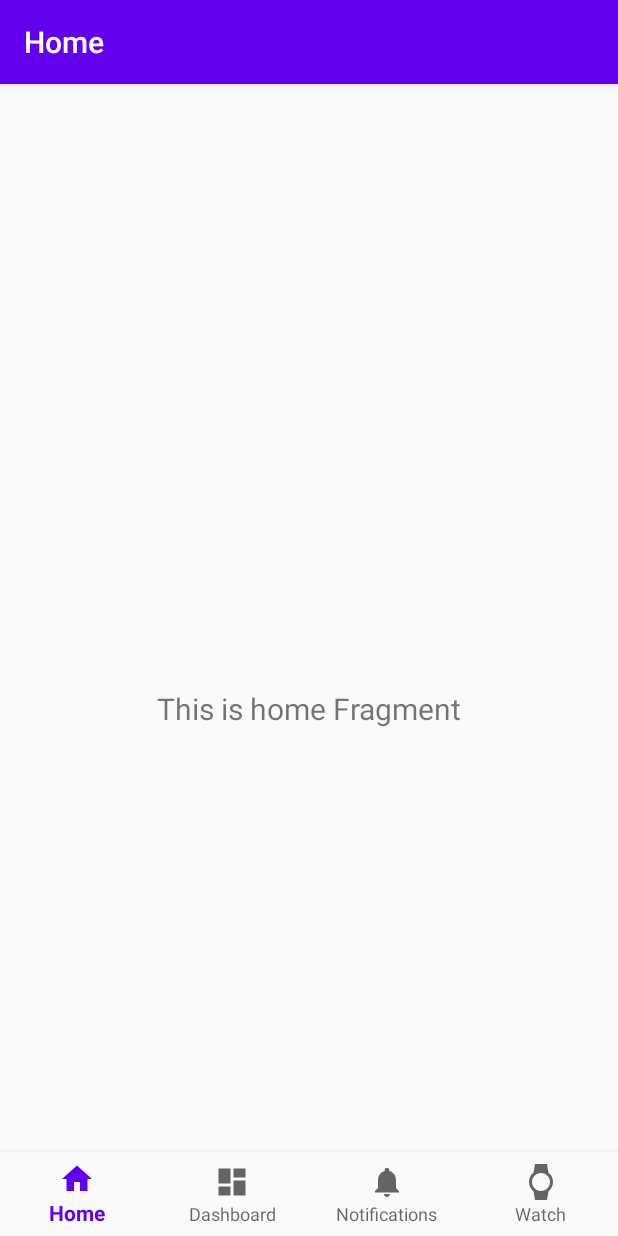
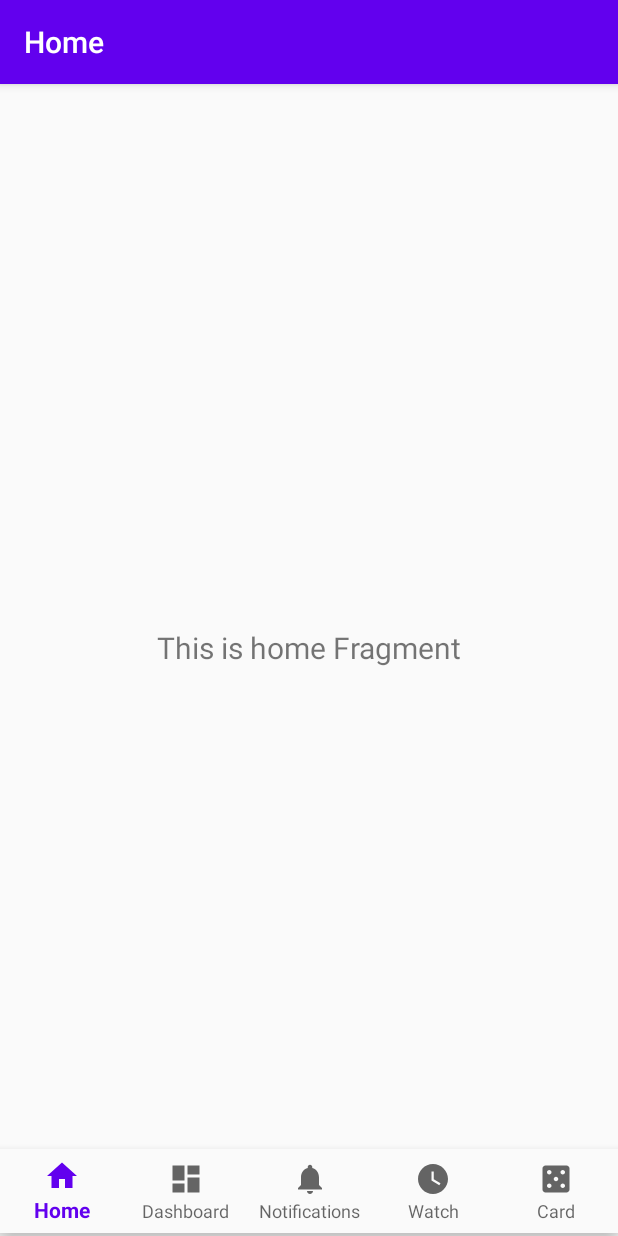
Before and after one commit to zhangerhh/Android, an Android app: the screen it shows after launch (MainActivity), on a phone screen of 412 x 824 dp. Run offline under Robolectric (Android 15) with nearby library versions, the phone set to English and light mode, and no system bars; our stand-ins replace navigation-ui.

Commit message:
第三次提交

```diff
--- a/MyApplication_final/app/src/main/java/com/example/myapplication_final/MainActivity.kt
+++ b/MyApplication_final/app/src/main/java/com/example/myapplication_final/MainActivity.kt
@@ -19,7 +19,7 @@ class MainActivity : AppCompatActivity() {
         // Passing each menu ID as a set of Ids because each
         // menu should be considered as top level destinations.
         val appBarConfiguration = AppBarConfiguration(setOf(
-                R.id.navigation_home, R.id.navigation_dashboard, R.id.navigation_notifications,R.id.navigation_watch))
+                R.id.navigation_home, R.id.navigation_dashboard, R.id.navigation_notifications,R.id.navigation_watch,R.id.navigation_card))
         setupActionBarWithNavController(navController, appBarConfiguration)
         navView.setupWithNavController(navController)
     }
--- /dev/null
+++ b/MyApplication_final/app/src/main/res/drawable/ic_baseline_casino_24.xml
@@ -0,0 +1,10 @@
+<vector xmlns:android="http://schemas.android.com/apk/res/android"
+    android:width="24dp"
+    android:height="24dp"
+    android:viewportWidth="24"
+    android:viewportHeight="24"
+    android:tint="?attr/colorControlNormal">
+  <path
+      android:fillColor="@android:color/white"
+      android:pathData="M19,3L5,3c-1.1,0 -2,0.9 -2,2v14c0,1.1 0.9,2 2,2h14c1.1,0 2,-0.9 2,-2L21,5c0,-1.1 -0.9,-2 -2,-2zM7.5,18c-0.83,0 -1.5,-0.67 -1.5,-1.5S6.67,15 7.5,15s1.5,0.67 1.5,1.5S8.33,18 7.5,18zM7.5,9C6.67,9 6,8.33 6,7.5S6.67,6 7.5,6 9,6.67 9,7.5 8.33,9 7.5,9zM12,13.5c-0.83,0 -1.5,-0.67 -1.5,-1.5s0.67,-1.5 1.5,-1.5 1.5,0.67 1.5,1.5 -0.67,1.5 -1.5,1.5zM16.5,18c-0.83,0 -1.5,-0.67 -1.5,-1.5s0.67,-1.5 1.5,-1.5 1.5,0.67 1.5,1.5 -0.67,1.5 -1.5,1.5zM16.5,9c-0.83,0 -1.5,-0.67 -1.5,-1.5S15.67,6 16.5,6s1.5,0.67 1.5,1.5S17.33,9 16.5,9z"/>
+</vector>
--- a/MyApplication_final/app/src/main/res/drawable/ic_baseline_watch_24.xml
+++ b/MyApplication_final/app/src/main/res/drawable/ic_baseline_watch_later_24.xml
@@ -6,5 +6,5 @@
     android:tint="?attr/colorControlNormal">
   <path
       android:fillColor="@android:color/white"
-      android:pathData="M20,12c0,-2.54 -1.19,-4.81 -3.04,-6.27L16,0H8l-0.95,5.73C5.19,7.19 4,9.45 4,12s1.19,4.81 3.05,6.27L8,24h8l0.96,-5.73C18.81,16.81 20,14.54 20,12zM6,12c0,-3.31 2.69,-6 6,-6s6,2.69 6,6 -2.69,6 -6,6 -6,-2.69 -6,-6z"/>
+      android:pathData="M12,2C6.5,2 2,6.5 2,12s4.5,10 10,10s10,-4.5 10,-10S17.5,2 12,2zM16.2,16.2L11,13V7h1.5v5.2l4.5,2.7L16.2,16.2z"/>
 </vector>
--- a/MyApplication_final/app/src/main/res/layout/activity_main.xml
+++ b/MyApplication_final/app/src/main/res/layout/activity_main.xml
@@ -1,34 +1,36 @@
 <?xml version="1.0" encoding="utf-8"?>
 <androidx.constraintlayout.widget.ConstraintLayout xmlns:android="http://schemas.android.com/apk/res/android"
     xmlns:app="http://schemas.android.com/apk/res-auto"
+    xmlns:tools="http://schemas.android.com/tools"
     android:id="@+id/container"
     android:layout_width="match_parent"
     android:layout_height="match_parent"
     android:paddingTop="?attr/actionBarSize">
 
+    <fragment
+        android:id="@+id/nav_host_fragment"
+        android:name="androidx.navigation.fragment.NavHostFragment"
+        android:layout_width="0dp"
+        android:layout_height="0dp"
+        android:layout_marginBottom="23dp"
+        app:defaultNavHost="true"
+        app:layout_constraintBottom_toTopOf="@+id/nav_view"
+        app:layout_constraintEnd_toEndOf="parent"
+        app:layout_constraintStart_toStartOf="parent"
+        app:layout_constraintTop_toTopOf="parent"
+        app:navGraph="@navigation/mobile_navigation" />
+
     <com.google.android.material.bottomnavigation.BottomNavigationView
         android:id="@+id/nav_view"
         android:layout_width="0dp"
         android:layout_height="wrap_content"
-        android:layout_marginStart="0dp"
-        android:layout_marginEnd="0dp"
+        android:layout_marginBottom="2dp"
         android:background="?android:attr/windowBackground"
+        app:labelVisibilityMode="labeled"
         app:layout_constraintBottom_toBottomOf="parent"
-        app:layout_constraintLeft_toLeftOf="parent"
-        app:layout_constraintRight_toRightOf="parent"
-        app:labelVisibilityMode="labeled"
+        app:layout_constraintEnd_toEndOf="parent"
+        app:layout_constraintStart_toStartOf="parent"
+        app:layout_constraintTop_toBottomOf="@+id/nav_host_fragment"
         app:menu="@menu/bottom_nav_menu" />
 
-    <fragment
-        android:id="@+id/nav_host_fragment"
-        android:name="androidx.navigation.fragment.NavHostFragment"
-        android:layout_width="match_parent"
-        android:layout_height="match_parent"
-        app:defaultNavHost="true"
-        app:layout_constraintBottom_toTopOf="@id/nav_view"
-        app:layout_constraintLeft_toLeftOf="parent"
-        app:layout_constraintRight_toRightOf="parent"
-        app:layout_constraintTop_toTopOf="parent"
-        app:navGraph="@navigation/mobile_navigation" />
-
 </androidx.constraintlayout.widget.ConstraintLayout>
--- a/MyApplication_final/app/src/main/res/menu/bottom_nav_menu.xml
+++ b/MyApplication_final/app/src/main/res/menu/bottom_nav_menu.xml
@@ -18,8 +18,13 @@
 
     <item
         android:id="@+id/navigation_watch"
-        android:icon="@drawable/ic_baseline_watch_24"
+        android:icon="@drawable/ic_baseline_watch_later_24"
         android:title="@string/title_watch" />
+
+    <item
+        android:id="@+id/navigation_card"
+        android:icon="@drawable/ic_baseline_casino_24"
+        android:title="@string/title_card" />
 
 
 </menu>
--- a/MyApplication_final/app/src/main/res/navigation/mobile_navigation.xml
+++ b/MyApplication_final/app/src/main/res/navigation/mobile_navigation.xml
@@ -28,4 +28,10 @@
         android:name="com.example.myapplication_final.ui.wacth.WatchFragment"
         android:label="@string/title_watch"
         tools:layout="@layout/watch_fragment" />
+
+    <fragment
+        android:id="@+id/navigation_card"
+        android:name="com.example.myapplication_final.ui.card.CardFragment"
+        android:label="@string/title_card"
+        tools:layout="@layout/card_fragment" />
 </navigation>
--- a/MyApplication_final/app/src/main/res/values/strings.xml
+++ b/MyApplication_final/app/src/main/res/values/strings.xml
@@ -4,9 +4,13 @@
     <string name="title_dashboard">Dashboard</string>
     <string name="title_notifications">Notifications</string>
     <string name="title_watch">Watch</string>
+    <string name="title_card">Card</string>
     <string name="timer">00:00:00</string>
     <string name="start">start</string>
     <string name="stop">stop</string>
     <string name="restart">restart</string>
     <string name="fifth_Activity">fifth Activity</string>
+    <string name="score">Score:</string>
+    <string name="reset">Reset</string>
+    <string name="a">A*</string>
 </resources>
```
Also changed, not shown: MyApplication_final/app/src/main/java/com/example/myapplication_final/ui/card/CardAdapter.kt (added, +50 -0 lines), MyApplication_final/app/src/main/java/com/example/myapplication_final/ui/card/CardFragment.kt (added, +67 -0 lines), MyApplication_final/app/src/main/java/com/example/myapplication_final/ui/card/CardViewModel.kt (added, +14 -0 lines), MyApplication_final/app/src/main/java/com/example/myapplication_final/ui/card/model/Card.kt (added, +25 -0 lines), MyApplication_final/app/src/main/java/com/example/myapplication_final/ui/card/model/CardMatchingGame.kt (added, +65 -0 lines), MyApplication_final/app/src/main/java/com/example/myapplication_final/ui/card/model/Deck.kt (added, +25 -0 lines), MyApplication_final/app/src/main/res/layout/card_fragment.xml (added, +53 -0 lines), MyApplication_final/app/src/main/res/layout/item_layout.xml (added, +13 -0 lines), MyApplication_final/app/src/main/res/drawable-v24/sicnu.jpg (added).
